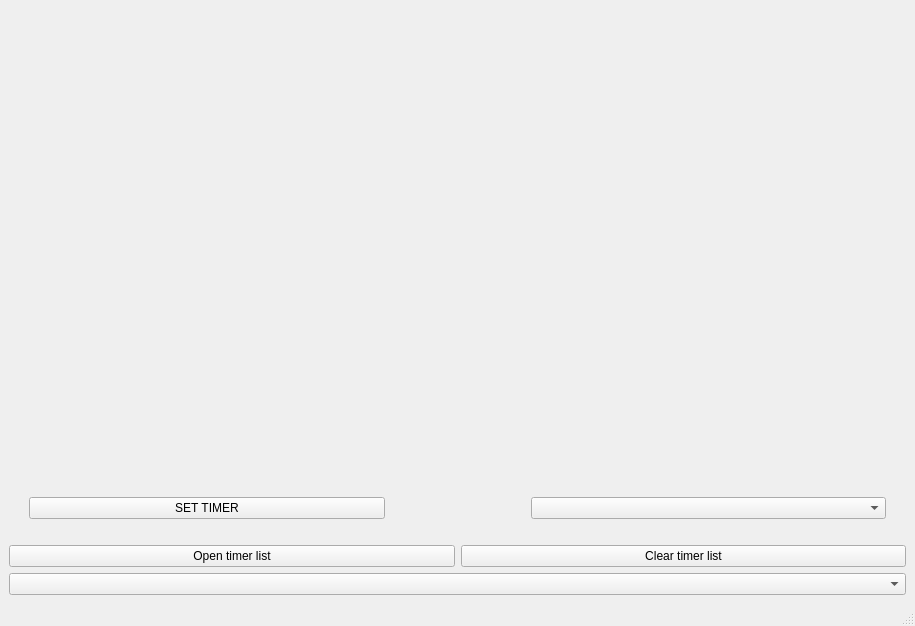
First picture: the form in 1_semester/2_lab/mainwindow.ui, repository thgjm/fundamentalsOOP, before the edit.
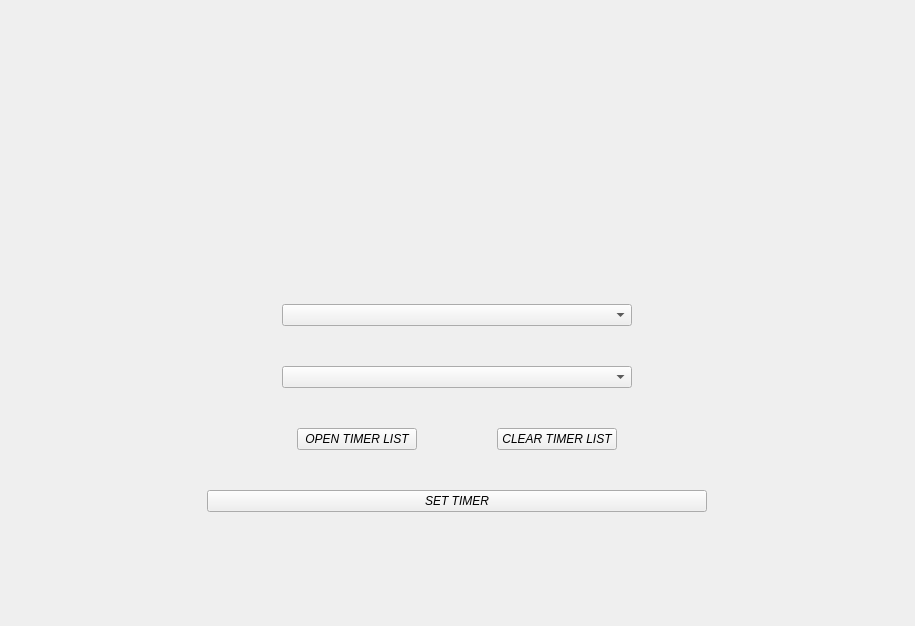
Second picture: the form after the edit.

The edit to the form file:
```diff
--- a/1_semester/2_lab/mainwindow.ui
+++ b/1_semester/2_lab/mainwindow.ui
@@ -10,91 +10,70 @@
     <height>626</height>
    </rect>
   </property>
+  <property name="font">
+   <font>
+    <italic>true</italic>
+   </font>
+  </property>
+  <property name="cursor">
+   <cursorShape>ArrowCursor</cursorShape>
+  </property>
   <property name="windowTitle">
    <string>MainWindow</string>
   </property>
   <widget class="QWidget" name="centralwidget">
-   <layout class="QVBoxLayout" name="verticalLayout">
-    <item>
-     <widget class="QLabel" name="labelTime">
-      <property name="text">
-       <string/>
+   <layout class="QGridLayout" name="gridLayout">
+    <item row="0" column="0">
+     <layout class="QVBoxLayout" name="verticalLayout" stretch="4,3,3,0">
+      <property name="spacing">
+       <number>40</number>
       </property>
-      <property name="textFormat">
-       <enum>Qt::TextFormat::AutoText</enum>
+      <property name="leftMargin">
+       <number>35</number>
       </property>
-      <property name="alignment">
-       <set>Qt::AlignmentFlag::AlignCenter</set>
+      <property name="topMargin">
+       <number>20</number>
       </property>
-     </widget>
-    </item>
-    <item>
-     <layout class="QVBoxLayout" name="verticalLayout_3" stretch="0">
+      <property name="rightMargin">
+       <number>35</number>
+      </property>
+      <property name="bottomMargin">
+       <number>20</number>
+      </property>
       <item>
-       <layout class="QHBoxLayout" name="horizontalLayout">
+       <widget class="QLabel" name="labelTime">
+        <property name="maximumSize">
+         <size>
+          <width>16777215</width>
+          <height>150</height>
+         </size>
+        </property>
+        <property name="text">
+         <string/>
+        </property>
+        <property name="textFormat">
+         <enum>Qt::TextFormat::AutoText</enum>
+        </property>
+        <property name="alignment">
+         <set>Qt::AlignmentFlag::AlignCenter</set>
+        </property>
+       </widget>
+      </item>
+      <item>
+       <layout class="QVBoxLayout" name="verticalLayout_2">
         <property name="leftMargin">
-         <number>20</number>
-        </property>
-        <property name="topMargin">
-         <number>20</number>
+         <number>75</number>
         </property>
         <property name="rightMargin">
-         <number>20</number>
-        </property>
-        <property name="bottomMargin">
-         <number>20</number>
+         <number>75</number>
         </property>
         <item>
-         <widget class="QPushButton" name="pushButton">
-          <property name="maximumSize">
-           <size>
-            <width>10000</width>
-            <height>16777215</height>
-           </size>
-          </property>
-          <property name="contextMenuPolicy">
-           <enum>Qt::ContextMenuPolicy::DefaultContextMenu</enum>
-          </property>
-          <property name="layoutDirection">
-           <enum>Qt::LayoutDirection::RightToLeft</enum>
-          </property>
-          <property name="text">
-           <string>SET TIMER</string>
+         <widget class="QComboBox" name="comboBox">
+          <property name="placeholderText">
+           <string>TimeZone</string>
           </property>
          </widget>
         </item>
-        <item>
-         <spacer name="horizontalSpacer_2">
-          <property name="orientation">
-           <enum>Qt::Orientation::Horizontal</enum>
-          </property>
-          <property name="sizeType">
-           <enum>QSizePolicy::Policy::Minimum</enum>
-          </property>
-          <property name="sizeHint" stdset="0">
-           <size>
-            <width>40</width>
-            <height>20</height>
-           </size>
-          </property>
-         </spacer>
-        </item>
-        <item>
-         <spacer name="horizontalSpacer">
-          <property name="orientation">
-           <enum>Qt::Orientation::Horizontal</enum>
-          </property>
-          <property name="sizeType">
-           <enum>QSizePolicy::Policy::Minimum</enum>
-          </property>
-          <property name="sizeHint" stdset="0">
-           <size>
-            <width>100</width>
-            <height>20</height>
-           </size>
-          </property>
-         </spacer>
-        </item>
         <item>
          <widget class="QComboBox" name="comboBox_2">
           <property name="currentText">
@@ -120,46 +99,110 @@
         </item>
        </layout>
       </item>
-     </layout>
-    </item>
-    <item>
-     <layout class="QHBoxLayout" name="horizontalLayout_2">
       <item>
-       <widget class="QPushButton" name="openListButton">
-        <property name="text">
-         <string>Open timer list</string>
+       <layout class="QHBoxLayout" name="horizontalLayout_2" stretch="0,0">
+        <property name="spacing">
+         <number>80</number>
         </property>
-       </widget>
+        <property name="leftMargin">
+         <number>90</number>
+        </property>
+        <property name="topMargin">
+         <number>0</number>
+        </property>
+        <property name="rightMargin">
+         <number>90</number>
+        </property>
+        <property name="bottomMargin">
+         <number>0</number>
+        </property>
+        <item>
+         <widget class="QPushButton" name="openListButton">
+          <property name="sizePolicy">
+           <sizepolicy hsizetype="Preferred" vsizetype="Fixed">
+            <horstretch>0</horstretch>
+            <verstretch>0</verstretch>
+           </sizepolicy>
+          </property>
+          <property name="maximumSize">
+           <size>
+            <width>500</width>
+            <height>16777215</height>
+           </size>
+          </property>
+          <property name="cursor">
+           <cursorShape>PointingHandCursor</cursorShape>
+          </property>
+          <property name="text">
+           <string>OPEN TIMER LIST</string>
+          </property>
+         </widget>
+        </item>
+        <item>
+         <widget class="QPushButton" name="clearListButton">
+          <property name="sizePolicy">
+           <sizepolicy hsizetype="Preferred" vsizetype="Fixed">
+            <horstretch>0</horstretch>
+            <verstretch>0</verstretch>
+           </sizepolicy>
+          </property>
+          <property name="maximumSize">
+           <size>
+            <width>500</width>
+            <height>16777215</height>
+           </size>
+          </property>
+          <property name="cursor">
+           <cursorShape>PointingHandCursor</cursorShape>
+          </property>
+          <property name="text">
+           <string>CLEAR TIMER LIST</string>
+          </property>
+         </widget>
+        </item>
+       </layout>
       </item>
       <item>
-       <widget class="QPushButton" name="clearListButton">
+       <widget class="QPushButton" name="pushButton">
+        <property name="sizePolicy">
+         <sizepolicy hsizetype="Preferred" vsizetype="Fixed">
+          <horstretch>0</horstretch>
+          <verstretch>0</verstretch>
+         </sizepolicy>
+        </property>
+        <property name="minimumSize">
+         <size>
+          <width>250</width>
+          <height>0</height>
+         </size>
+        </property>
+        <property name="maximumSize">
+         <size>
+          <width>500</width>
+          <height>16777215</height>
+         </size>
+        </property>
+        <property name="cursor">
+         <cursorShape>PointingHandCursor</cursorShape>
+        </property>
+        <property name="contextMenuPolicy">
+         <enum>Qt::ContextMenuPolicy::DefaultContextMenu</enum>
+        </property>
+        <property name="layoutDirection">
+         <enum>Qt::LayoutDirection::RightToLeft</enum>
+        </property>
+        <property name="autoFillBackground">
+         <bool>false</bool>
+        </property>
         <property name="text">
-         <string>Clear timer list</string>
+         <string>SET TIMER</string>
         </property>
        </widget>
       </item>
      </layout>
     </item>
-    <item>
-     <widget class="QComboBox" name="comboBox">
-      <property name="placeholderText">
-       <string>TimeZone</string>
-      </property>
-     </widget>
-    </item>
    </layout>
   </widget>
-  <widget class="QMenuBar" name="menubar">
-   <property name="geometry">
-    <rect>
-     <x>0</x>
-     <y>0</y>
-     <width>915</width>
-     <height>25</height>
-    </rect>
-   </property>
-  </widget>
-  <widget class="QStatusBar" name="statusbar"/>
  </widget>
  <resources/>
  <connections/>
```
